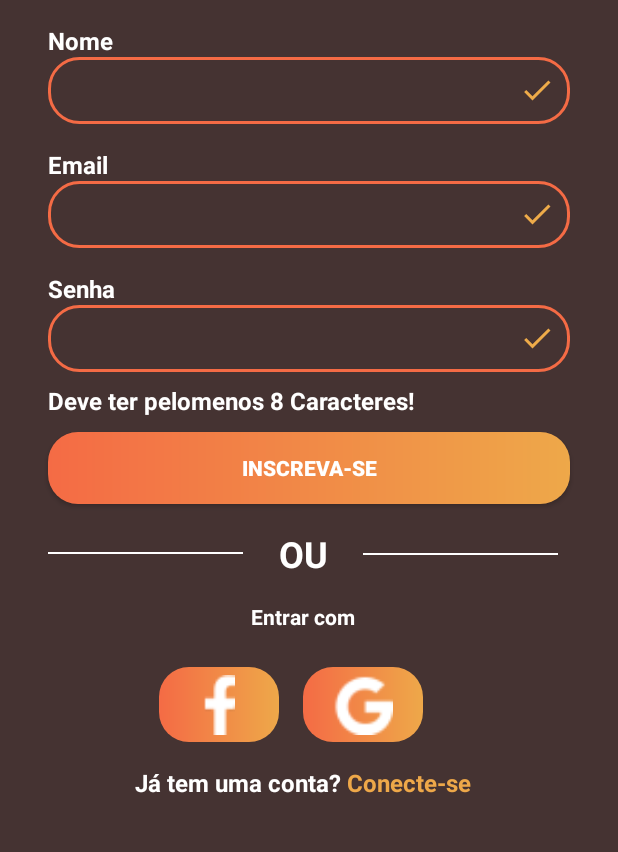
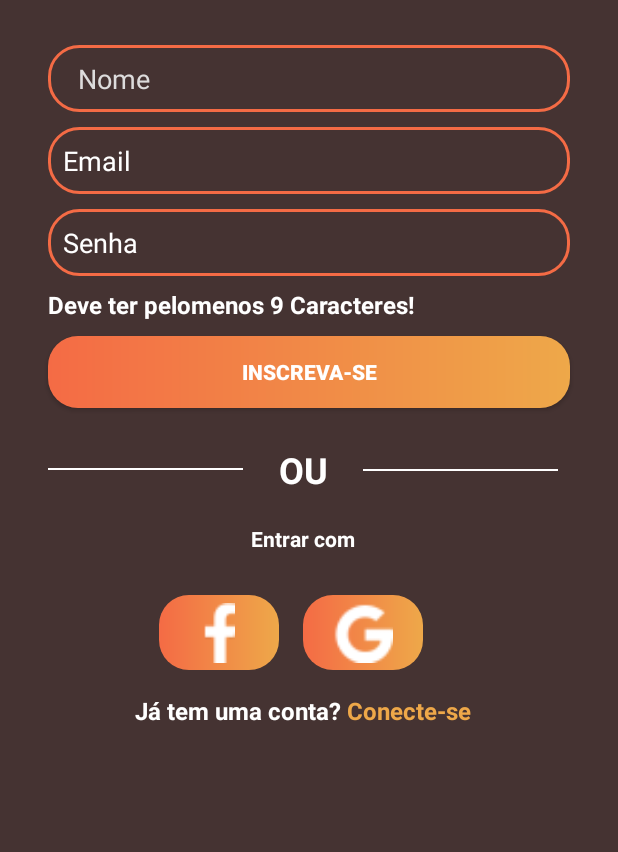
Before and after one commit to Patrick20250/APP-Musica-Mix, an Android app: the screen it shows after launch (SignUpActivity), after a tap on "Inscreva-se", on a phone screen of 412 x 824 dp, the part 332-1184 px from its top. Run offline under Robolectric (Android 15) with nearby library versions, the phone set to English and light mode, and no system bars; our stand-ins replace Firebase (no records; nobody signed in at launch, a user with empty details on screens opened directly).

Commit message:
fiz a refatoração do codigo é melhorei a logica da senha coloquei icones de check mostrando ao usuario que está certo

```diff
--- a/app/src/main/AndroidManifest.xml
+++ b/app/src/main/AndroidManifest.xml
@@ -12,9 +12,7 @@
         android:supportsRtl="true"
         android:theme="@style/Theme.MusicaMix"
         tools:targetApi="31">
-        <activity
-            android:name="Activity.PerfilActivity"
-            android:exported="false" />
+
         <activity
             android:name="Activity.LoginActivity"
             android:exported="false" />
--- a/app/src/main/java/Activity/SignUpActivity.kt
+++ b/app/src/main/java/Activity/SignUpActivity.kt
@@ -6,11 +6,18 @@ import android.widget.Toast
 import androidx.activity.viewModels
 import androidx.appcompat.app.AppCompatActivity
 import ViewModel.SignInViewModel
+import android.widget.EditText
+import com.patrick.musicamix.R
+import androidx.core.content.ContextCompat
+import androidx.core.content.ContextCompat.startActivity
+import androidx.core.widget.addTextChangedListener
 import com.patrick.musicamix.databinding.ActivitySignUpBinding
+
 
 class SignUpActivity : AppCompatActivity() {
     private lateinit var binding: ActivitySignUpBinding
-    private val SignInViewModel: SignInViewModel by viewModels()
+    private val signInViewModel: SignInViewModel by viewModels()
+
 
     override fun onCreate(savedInstanceState: Bundle?) {
         super.onCreate(savedInstanceState)
@@ -19,6 +26,13 @@ class SignUpActivity : AppCompatActivity() {
         binding = ActivitySignUpBinding.inflate(layoutInflater)
         setContentView(binding.root)
 
+        configurarListines()
+        observaVielModel()
+        onClick()
+    }
+
+    // Com figurando o nome,email e senha e colocando um icone de na cor verde para cada validação
+    private fun configurarListines() {
         binding.btninscreveseTelaSingUp.setOnClickListener {
 
             val nome = binding.editHintNome.text.toString()
@@ -29,30 +43,43 @@ class SignUpActivity : AppCompatActivity() {
 
             when {
 
-                nome.isEmpty() || email.isEmpty() || password.isEmpty()-> {
+                nome.isEmpty() || email.isEmpty() || password.isEmpty() -> {
                     Toast.makeText(this, "Preencha todos os campos", Toast.LENGTH_SHORT).show()
                 }
 
-                password.length < 8 -> {
-                    Toast.makeText(
-                        this,
-                        "A senha deve conter no mínimo 8 caracteres",
-                        Toast.LENGTH_SHORT
-                    ).show()
-                }
-
-                password !=password ->{
-                    Toast.makeText(this, "Senha incorreta", Toast.LENGTH_SHORT).show()
-                }
 
                 else -> {
-                    SignInViewModel.register(nome, email, password)
+                    signInViewModel.register(nome, email, password)
+
                 }
 
             }
 
 
         }
+        //esse bainding e referent ao iconi ficar verde quando ele for maior que 35 caracteres
+        binding.editHintNome.addTextChangedListener { text ->
+
+            ValidaCampo(text.toString().trim(), 3, binding.editHintNome)
+
+        }
+
+        //esse bainding e referent ao iconi ficar verde quando ele for maior que 5 caracteres
+        binding.editHintEmail.addTextChangedListener { text ->
+            ValidaCampo(text.toString().trim(), 5, binding.editHintEmail)
+
+        }
+
+
+        // esse bainding e referent ao iconi ficar verde quando ele for maior que 8 caracters
+        binding.editHintSenha.addTextChangedListener { text ->
+            ValidaCampo(text.toString().trim(), 8, binding.editHintSenha)
+        }
+
+    }
+
+    // função que vai fazer a interação do botões
+    private fun onClick() {
         binding.BtnVoltartelaIntro.setOnClickListener {
 
             val intent = Intent(this, IntroActivity::class.java)
@@ -60,18 +87,6 @@ class SignUpActivity : AppCompatActivity() {
 
 
         }
-        SignInViewModel.signUpStatus.observe(this, { status ->
-            Toast.makeText(this, status, Toast.LENGTH_SHORT).show()
-        })
-
-        SignInViewModel.navigateHome.observe(this, { navigation ->
-            if (navigation) {
-                startActivity(Intent(this, LoginActivity::class.java))
-                SignInViewModel.resetNavigateHome()
-
-            }
-
-        })
 
         binding.irParaTelaDeLogin.setOnClickListener {
             val intent = Intent(this, IntroActivity::class.java)
@@ -79,8 +94,36 @@ class SignUpActivity : AppCompatActivity() {
             finish()
 
         }
+    }
+    // o erro está nessa função
 
+    private fun observaVielModel() {
 
+       signInViewModel.signUpStatus.observe (this){
+           status ->
+           Toast.makeText(this, status, Toast.LENGTH_SHORT).show()
+       }
+
+        signInViewModel.navigateHome.observe (this){
+            navegar ->
+            if(navegar){
+                startActivity(Intent(this, LoginActivity::class.java))
+                signInViewModel.resetNavigateHome()
+
+            }
+
+        }
+
+    }
+
+    private fun ValidaCampo(texto: String, tamanhoMinimo: Int, campo: EditText) {
+        if (texto.length >= tamanhoMinimo) {
+            val drawable = ContextCompat.getDrawable(this, R.drawable.ico_check24)
+            campo.setCompoundDrawablesWithIntrinsicBounds(null, null, drawable, null)
+
+        } else {
+            campo.setCompoundDrawablesWithIntrinsicBounds(null, null, null, null)
+        }
     }
 
 
--- a/app/src/main/java/ViewModel/SignInViewModel.kt
+++ b/app/src/main/java/ViewModel/SignInViewModel.kt
@@ -22,6 +22,9 @@ class SignInViewModel : ViewModel() {
         if(nome.isBlank() || email.isBlank() || password.isBlank() ){
             _signUpStatus .value="Preencha todos os campos. Todos são obrigatórios."
             return
+        }else if(password < 8.toString()){
+            _signUpStatus.value = "Senha tem que ser maior que 8 caracteres"
+
         }
         auth.createUserWithEmailAndPassword(email, password)
             .addOnCompleteListener { task ->
--- /dev/null
+++ b/app/src/main/res/drawable/ico_check24.xml
@@ -0,0 +1,5 @@
+<vector xmlns:android="http://schemas.android.com/apk/res/android" android:height="24dp" android:tint="#4CAF50" android:viewportHeight="24" android:viewportWidth="24" android:width="24dp">
+
+    <path android:fillColor="@android:color/white" android:pathData="M9,16.17L4.83,12l-1.42,1.41L9,19 21,7l-1.41,-1.41z"/>
+
+</vector>
--- a/app/src/main/res/layout/activity_login.xml
+++ b/app/src/main/res/layout/activity_login.xml
@@ -82,7 +82,7 @@
         android:id="@+id/text_caracters"
         android:layout_width="wrap_content"
         android:layout_height="wrap_content"
-        android:text="@string/deve_ter_pelomenos_8_caracteres"
+        android:text="@string/deve_ter_pelomenos_9_caracteres"
         android:textColor="@color/white"
         android:layout_marginTop="8dp"
 
--- a/app/src/main/res/layout/activity_sign_up.xml
+++ b/app/src/main/res/layout/activity_sign_up.xml
@@ -64,21 +64,7 @@
         app:layout_constraintStart_toStartOf="parent"
         app:layout_constraintTop_toBottomOf="@id/BtnVoltartelaIntro" />
 
-    <TextView
-        android:id="@+id/text_nome"
-        android:layout_width="wrap_content"
-        android:layout_height="wrap_content"
 
-        android:layout_marginStart="32dp"
-        android:layout_marginTop="16dp"
-        android:text="@string/nome"
-        android:textColor="@color/white"
-
-        android:textSize="16sp"
-        android:textStyle="bold"
-
-        app:layout_constraintStart_toStartOf="parent"
-        app:layout_constraintTop_toBottomOf="@id/Text_Title_SigUp" />
 
     <EditText
         android:id="@+id/editHintNome"
@@ -87,33 +73,21 @@
 
         android:layout_marginStart="32dp"
         android:layout_marginEnd="32dp"
+        android:hint="@string/nome"
         android:background="@drawable/fundo_gradiente_transparente"
-        android:drawableEnd="@drawable/ico_check"
+        android:drawableEnd="@null"
         android:inputType="textPersonName"
+        android:layout_marginTop="30dp"
+        android:paddingStart="20dp"
         android:padding="10dp"
-        android:textColorHint="@color/white"
+        android:textColorHint="@color/lightgrayishcyan"
 
         app:layout_constraintEnd_toEndOf="parent"
         app:layout_constraintStart_toStartOf="parent"
-        app:layout_constraintTop_toBottomOf="@id/text_nome" />
-
-    <TextView
-        android:id="@+id/text_email"
-        android:layout_width="wrap_content"
-        android:layout_height="wrap_content"
-
-        android:layout_marginStart="32dp"
-        android:layout_marginTop="16dp"
-        android:text="@string/email"
-        android:textColor="@color/white"
+        app:layout_constraintTop_toBottomOf="@id/Text_Title_SigUp"
+        />
 
 
-        android:textSize="16sp"
-        android:textStyle="bold"
-
-
-        app:layout_constraintStart_toStartOf="parent"
-        app:layout_constraintTop_toBottomOf="@id/editHintNome" />
 
 
     <EditText
@@ -121,31 +95,23 @@
         android:layout_width="match_parent"
         android:layout_height="wrap_content"
 
+        android:layout_marginTop="10dp"
+
         android:layout_marginStart="32dp"
         android:layout_marginEnd="32dp"
+
         android:background="@drawable/fundo_gradiente_transparente"
-        android:drawableEnd="@drawable/ico_check"
+        android:drawableEnd="@null"
         android:inputType="textEmailAddress"
         android:padding="10dp"
+
+        android:hint="Email"
         android:textColorHint="@color/white"
         app:layout_constraintEnd_toEndOf="parent"
         app:layout_constraintStart_toStartOf="parent"
-        app:layout_constraintTop_toBottomOf="@id/text_email" />
+        app:layout_constraintTop_toBottomOf="@id/editHintNome" />
 
-    <TextView
-        android:id="@+id/text_senha"
-        android:layout_width="wrap_content"
-        android:layout_height="wrap_content"
 
-        android:layout_marginStart="32dp"
-        android:layout_marginTop="16dp"
-        android:text="@string/senha"
-        android:textColor="@color/white"
-
-        android:textSize="16sp"
-        android:textStyle="bold"
-        app:layout_constraintStart_toStartOf="parent"
-        app:layout_constraintTop_toBottomOf="@id/editHintEmail" />
 
 
     <EditText
@@ -153,16 +119,18 @@
         android:layout_width="match_parent"
         android:layout_height="wrap_content"
 
+        android:hint="Senha"
         android:layout_marginStart="32dp"
         android:layout_marginEnd="32dp"
+        android:layout_marginTop="10dp"
         android:background="@drawable/fundo_gradiente_transparente"
-        android:drawableEnd="@drawable/ico_check"
+        android:drawableEnd="@null"
         android:inputType="textPassword"
         android:padding="10dp"
         android:textColorHint="@color/white"
         app:layout_constraintEnd_toEndOf="parent"
         app:layout_constraintStart_toStartOf="parent"
-        app:layout_constraintTop_toBottomOf="@id/text_senha" />
+        app:layout_constraintTop_toBottomOf="@id/editHintEmail" />
 
     <TextView
         android:id="@+id/text_caracters"
@@ -170,7 +138,7 @@
         android:layout_height="wrap_content"
 
         android:layout_marginTop="8dp"
-        android:text="@string/deve_ter_pelomenos_8_caracteres"
+        android:text="@string/deve_ter_pelomenos_9_caracteres"
         android:textColor="@color/white"
         android:textSize="16sp"
         android:textStyle="bold"
@@ -200,7 +168,7 @@
         android:layout_width="130dp"
         android:layout_height="1dp"
 
-        android:layout_marginTop="32dp"
+        android:layout_marginTop="40dp"
         android:background="@color/white"
 
 
@@ -247,7 +215,7 @@
         android:layout_width="wrap_content"
         android:layout_height="wrap_content"
 
-        android:layout_marginTop="16dp"
+        android:layout_marginTop="20dp"
         android:text="@string/entrar_com"
         android:textColor="@color/white"
         android:textStyle="bold"
@@ -260,7 +228,7 @@
         android:id="@+id/Linear_Pai"
         android:layout_width="wrap_content"
         android:layout_height="wrap_content"
-        android:layout_marginTop="16dp"
+        android:layout_marginTop="20dp"
         android:orientation="horizontal"
         app:layout_constraintEnd_toEndOf="@id/entrarCom"
         app:layout_constraintStart_toStartOf="@id/entrarCom"
@@ -313,6 +281,7 @@
     </LinearLayout>
 
     <TextView
+        android:id="@+id/texotIrparatelaDeLogin"
         android:layout_width="wrap_content"
         android:layout_height="wrap_content"
 
--- a/app/src/main/res/values/colors.xml
+++ b/app/src/main/res/values/colors.xml
@@ -6,4 +6,5 @@
     <color name="brightmustard">#EEA849</color> <!-- mostarda brilhante-->
     <color name="transparent">#00000000</color> <!-- Transparente-->
     <color name="lightgrayishcyan">#DDDCDC</color> <!-- (cinza claro acinzentado-->
+
 </resources>
--- a/app/src/main/res/values/strings.xml
+++ b/app/src/main/res/values/strings.xml
@@ -8,7 +8,7 @@
     <string name="nome">Nome</string>
     <string name="email">Email</string>
     <string name="senha">Senha</string>
-    <string name="deve_ter_pelomenos_8_caracteres">Deve ter pelomenos 8 Caracteres!</string>
+    <string name="deve_ter_pelomenos_9_caracteres">Deve ter pelomenos 9 Caracteres!</string>
     <string name="ou">OU</string>
     <string name="entrar_com">Entrar com</string>
     <string name="j_tem_uma_conta_conecte_se">Já tem uma conta? <font color="#EEA849">Conecte-se</font></string>
```
Also changed, not shown: app/src/main/java/Activity/LonginActivity.kt (renamed from app/src/main/java/Activity/LoginActivity.kt, +18 -9 lines), app/src/main/java/ViewModel/LoginViewModel.kt (+24 -14 lines).
